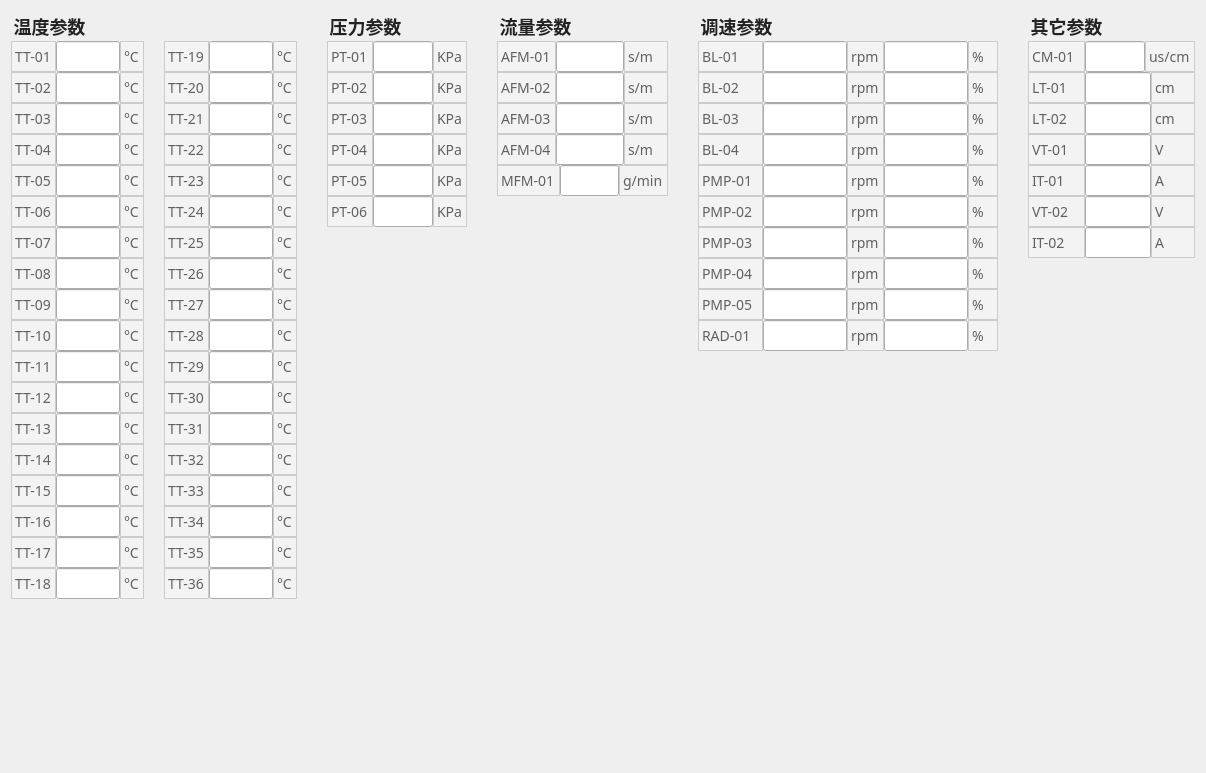
Above: DeviceStatus/RealTimeValues/rtvalues.ui from Hccccc1/MOH_viewer before the change. Below: the same form after it.
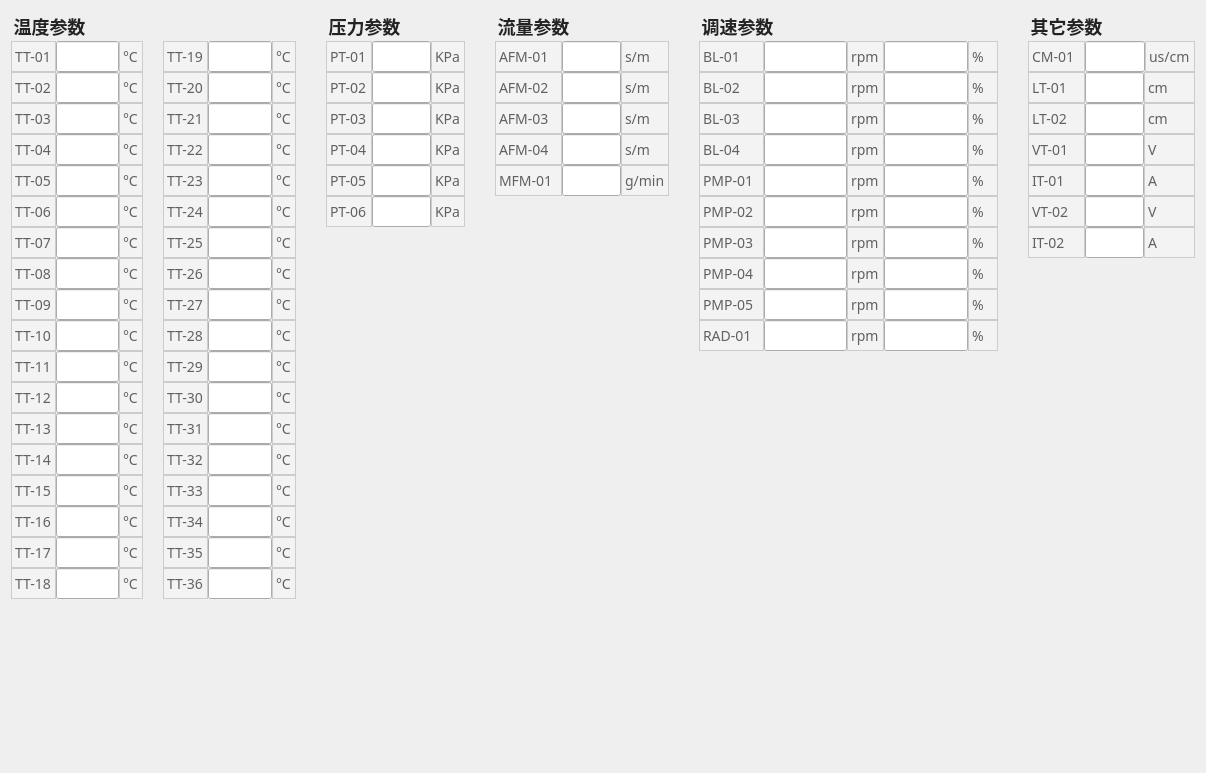
That is the form after the change.

Patch:
```diff
--- a/DeviceStatus/RealTimeValues/rtvalues.ui
+++ b/DeviceStatus/RealTimeValues/rtvalues.ui
@@ -57,7 +57,7 @@
          <widget class="QLabel" name="label_78">
           <property name="minimumSize">
            <size>
-            <width>0</width>
+            <width>67</width>
             <height>0</height>
            </size>
           </property>
@@ -91,7 +91,7 @@
          <widget class="QLabel" name="label_104">
           <property name="minimumSize">
            <size>
-            <width>44</width>
+            <width>48</width>
             <height>0</height>
            </size>
           </property>
@@ -122,7 +122,7 @@
          <widget class="QLabel" name="label_82">
           <property name="minimumSize">
            <size>
-            <width>0</width>
+            <width>67</width>
             <height>0</height>
            </size>
           </property>
@@ -154,6 +154,12 @@
         </item>
         <item>
          <widget class="QLabel" name="label_105">
+          <property name="minimumSize">
+           <size>
+            <width>48</width>
+            <height>0</height>
+           </size>
+          </property>
           <property name="styleSheet">
            <string notr="true">QLabel {
 font-size:14px;
@@ -181,7 +187,7 @@
          <widget class="QLabel" name="label_96">
           <property name="minimumSize">
            <size>
-            <width>0</width>
+            <width>67</width>
             <height>0</height>
            </size>
           </property>
@@ -215,7 +221,7 @@
          <widget class="QLabel" name="label_101">
           <property name="minimumSize">
            <size>
-            <width>44</width>
+            <width>48</width>
             <height>0</height>
            </size>
           </property>
@@ -246,7 +252,7 @@
          <widget class="QLabel" name="label_109">
           <property name="minimumSize">
            <size>
-            <width>0</width>
+            <width>67</width>
             <height>0</height>
            </size>
           </property>
@@ -280,7 +286,7 @@
          <widget class="QLabel" name="label_102">
           <property name="minimumSize">
            <size>
-            <width>44</width>
+            <width>48</width>
             <height>0</height>
            </size>
           </property>
@@ -311,7 +317,7 @@
          <widget class="QLabel" name="label_111">
           <property name="minimumSize">
            <size>
-            <width>0</width>
+            <width>67</width>
             <height>0</height>
            </size>
           </property>
@@ -345,7 +351,7 @@
          <widget class="QLabel" name="label_103">
           <property name="minimumSize">
            <size>
-            <width>44</width>
+            <width>48</width>
             <height>0</height>
            </size>
           </property>
@@ -3991,7 +3997,7 @@
          <widget class="QLabel" name="label_135">
           <property name="minimumSize">
            <size>
-            <width>44</width>
+            <width>51</width>
             <height>0</height>
            </size>
           </property>
@@ -4139,7 +4145,7 @@
          <widget class="QLabel" name="label_134">
           <property name="minimumSize">
            <size>
-            <width>44</width>
+            <width>51</width>
             <height>0</height>
            </size>
           </property>
@@ -4216,7 +4222,7 @@
          <widget class="QLabel" name="label_133">
           <property name="minimumSize">
            <size>
-            <width>44</width>
+            <width>51</width>
             <height>0</height>
            </size>
           </property>
@@ -4293,7 +4299,7 @@
          <widget class="QLabel" name="label_136">
           <property name="minimumSize">
            <size>
-            <width>44</width>
+            <width>51</width>
             <height>0</height>
            </size>
           </property>
@@ -4370,7 +4376,7 @@
          <widget class="QLabel" name="label_138">
           <property name="minimumSize">
            <size>
-            <width>44</width>
+            <width>51</width>
             <height>0</height>
            </size>
           </property>
@@ -4447,7 +4453,7 @@
          <widget class="QLabel" name="label_137">
           <property name="minimumSize">
            <size>
-            <width>44</width>
+            <width>51</width>
             <height>0</height>
            </size>
           </property>
```
